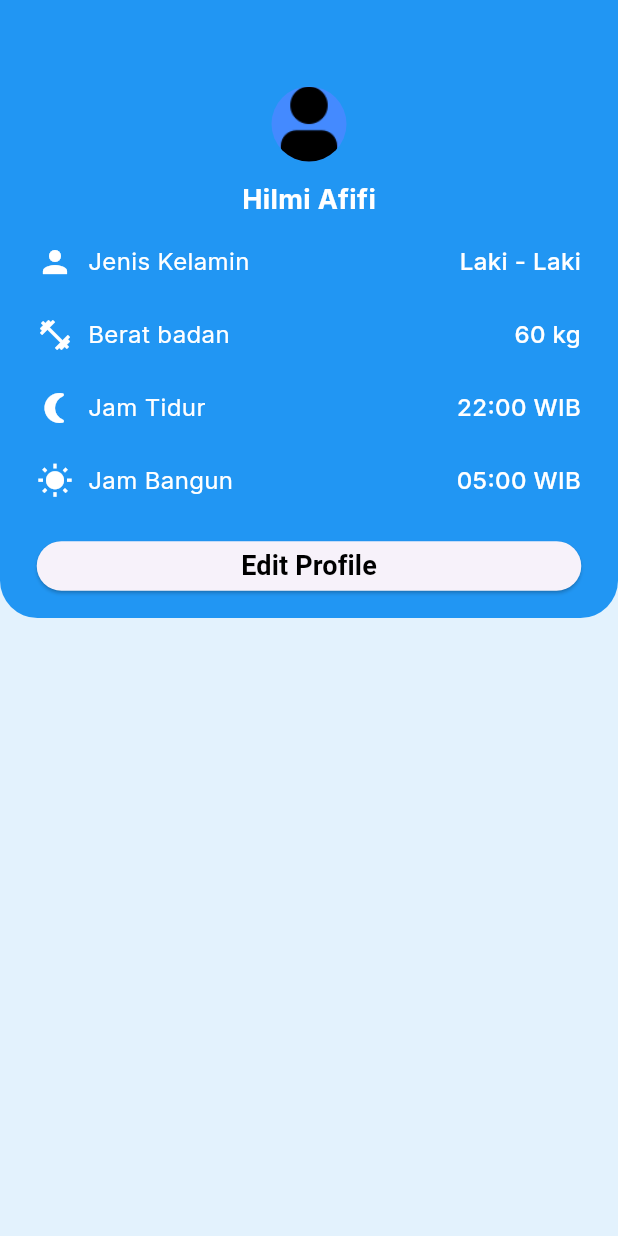
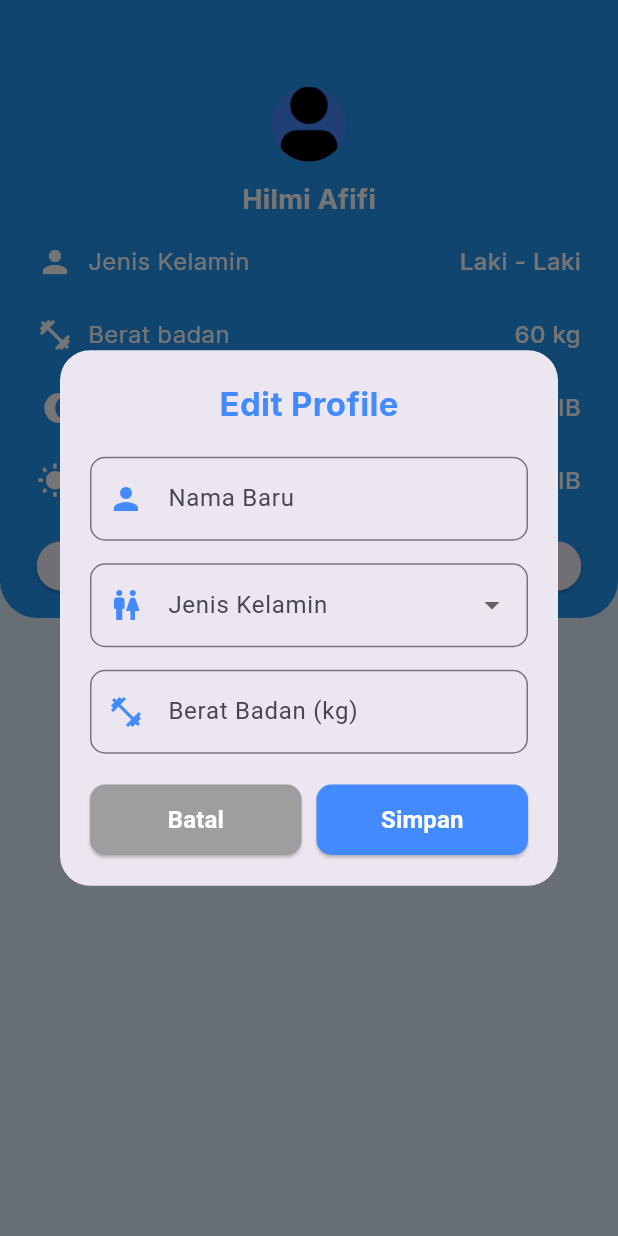
Before and after one commit to rizaldinata/hydrate, a Flutter app: the ProfileScreen screen opened directly, after a tap on "Edit Profile", on a phone screen of 412 x 824 dp. Run offline on Flutter 3.47's test engine with Material 3 defaults, Android fonts, the phone set to English and light mode, and no system bars; our stand-ins replace curved_navigation_bar, dashed_circular_progress_bar, flutter_svg, google_fonts, smooth_page_indicator, sqflite; missing offline and left inert: bottom_picker, water_bottle; accounts and stored records are empty.

Commit message:
menambah editProfile

```diff
--- /dev/null
+++ b/lib/presentation/screens/edit_profile.dart
@@ -0,0 +1,182 @@
+import 'package:flutter/material.dart';
+import 'package:google_fonts/google_fonts.dart';
+
+class EditProfile extends StatefulWidget {
+  const EditProfile({super.key});
+
+  @override
+  State<EditProfile> createState() => _EditProfileState();
+}
+
+class _EditProfileState extends State<EditProfile> {
+  final TextEditingController nameController = TextEditingController();
+  final TextEditingController weightController = TextEditingController();
+  String? selectedGender;
+
+  @override
+  Widget build(BuildContext context) {
+    return Dialog(
+      shape: RoundedRectangleBorder(borderRadius: BorderRadius.circular(20)),
+      child: Container(
+        width: MediaQuery.of(context).size.width * 0.85, // Responsive width
+        padding: const EdgeInsets.all(20),
+        child: Column(
+          mainAxisSize: MainAxisSize.min,
+          children: [
+            // Title
+            Text(
+              'Edit Profile',
+              style: GoogleFonts.inter(
+                fontSize: 22,
+                fontWeight: FontWeight.bold,
+                color: Colors.blueAccent,
+              ),
+            ),
+            const SizedBox(height: 20),
+
+            // Nama
+            _buildTextField(nameController, "Nama Baru", Icons.person),
+
+            const SizedBox(height: 15),
+
+            // Jenis Kelamin (Dropdown)
+            _buildDropdown(),
+
+            const SizedBox(height: 15),
+
+            // Berat Badan
+            _buildTextField(weightController, "Berat Badan (kg)", Icons.fitness_center, isNumber: true),
+
+            const SizedBox(height: 20),
+
+            // Row untuk Tombol Batal & Simpan
+            Row(
+              children: [
+                Expanded(child: _buildButton("Batal", Colors.grey, () => Navigator.pop(context))),
+                const SizedBox(width: 10),
+                Expanded(child: _buildButton("Simpan", Colors.blueAccent, _saveProfile)),
+              ],
+            ),
+          ],
+        ),
+      ),
+    );
+  }
+
+  // Widget untuk input text
+  Widget _buildTextField(TextEditingController controller, String label, IconData icon, {bool isNumber = false}) {
+    return TextField(
+      controller: controller,
+      keyboardType: isNumber ? TextInputType.number : TextInputType.text,
+      decoration: InputDecoration(
+        labelText: label,
+        prefixIcon: Icon(icon, color: Colors.blueAccent),
+        border: OutlineInputBorder(borderRadius: BorderRadius.circular(10)),
+      ),
+    );
+  }
+
+  // Widget Dropdown untuk Jenis Kelamin
+  Widget _buildDropdown() {
+    return DropdownButtonFormField<String>(
+      value: selectedGender,
+      decoration: InputDecoration(
+        labelText: "Jenis Kelamin",
+        prefixIcon: const Icon(Icons.wc, color: Colors.blueAccent),
+        border: OutlineInputBorder(borderRadius: BorderRadius.circular(10)),
+      ),
+      items: ["Laki-laki", "Perempuan"].map((String value) {
+        return DropdownMenuItem<String>(
+          value: value,
+          child: Text(value),
+        );
+      }).toList(),
+      onChanged: (newValue) {
+        setState(() {
+          selectedGender = newValue;
+        });
+      },
+    );
+  }
+
+  // Widget untuk Tombol
+  Widget _buildButton(String text, Color color, VoidCallback onPressed) {
+    return ElevatedButton(
+      onPressed: onPressed,
+      style: ElevatedButton.styleFrom(
+        backgroundColor: color,
+        padding: const EdgeInsets.symmetric(vertical: 12),
+        shape: RoundedRectangleBorder(borderRadius: BorderRadius.circular(10)),
+      ),
+      child: Text(
+        text,
+        style: const TextStyle(fontSize: 16, color: Colors.white, fontWeight: FontWeight.bold),
+      ),
+    );
+  }
+
+  void _saveProfile() {
+  if (nameController.text.isEmpty || selectedGender == null || weightController.text.isEmpty) {
+    _showOverlayError("Harap isi semua data!");
+    return;
+  }
+
+  // Simpan data atau kirim ke backend
+  Navigator.pop(context);
+  _showOverlaySuccess("Profil berhasil diperbarui!");
+}
+
+// Fungsi untuk menampilkan Overlay Error
+void _showOverlayError(String message) {
+  _showOverlay(message, Colors.red);
+}
+
+// Fungsi untuk menampilkan Overlay Sukses
+void _showOverlaySuccess(String message) {
+  _showOverlay(message, Colors.green);
+}
+
+// Fungsi umum untuk menampilkan overlay
+void _showOverlay(String message, Color color) {
+  showGeneralDialog(
+    context: context,
+    barrierDismissible: true,
+    barrierLabel: "Overlay",
+    transitionDuration: const Duration(milliseconds: 300),
+    pageBuilder: (context, anim1, anim2) {
+      Future.delayed(const Duration(seconds: 3), () {
+        if (Navigator.canPop(context)) {
+          Navigator.pop(context);
+        }
+      });
+
+      return Align(
+        alignment: Alignment.topCenter,
+        child: Material(
+          color: Colors.transparent,
+          child: Container(
+            margin: const EdgeInsets.only(top: 50),
+            padding: const EdgeInsets.all(12),
+            decoration: BoxDecoration(
+              color: color,
+              borderRadius: BorderRadius.circular(10),
+            ),
+            child: Text(
+              message,
+              style: const TextStyle(color: Colors.white, fontSize: 16, fontWeight: FontWeight.bold),
+            ),
+          ),
+        ),
+      );
+    },
+    transitionBuilder: (context, anim1, anim2, child) {
+      return SlideTransition(
+        position: Tween<Offset>(begin: const Offset(0, -1), end: Offset.zero)
+            .animate(CurvedAnimation(parent: anim1, curve: Curves.easeOut)),
+        child: child,
+      );
+    },
+  );
+}
+
+}
--- a/lib/presentation/screens/profile_screen.dart
+++ b/lib/presentation/screens/profile_screen.dart
@@ -1,5 +1,6 @@
 import 'package:flutter/material.dart';
 import 'package:google_fonts/google_fonts.dart';
+import 'package:hydrate/presentation/screens/edit_profile.dart';
 import 'package:hydrate/presentation/widgets/navigation.dart';
 
 class ProfileScreen extends StatefulWidget {
@@ -10,6 +11,12 @@ class ProfileScreen extends StatefulWidget {
 }
 
 class _ProfileScreenState extends State<ProfileScreen> {
+
+  // function editprofile
+  Future<void> _showEditProfile(BuildContext context) async {
+    await showDialog(context: context, builder: (context) => const EditProfile(),);
+  }
+
   @override
   Widget build(BuildContext context) {
     double screenWidth = MediaQuery.of(context).size.width;
@@ -57,28 +64,6 @@ class _ProfileScreenState extends State<ProfileScreen> {
                           ),
                         ),
 
-                        // Padding(
-                        //   padding: EdgeInsets.symmetric(
-                        //       vertical: screenHeight * 0.02),
-                        //   child: Center(
-                        //     child: ClipRRect(
-                        //       // Memotong child agar sesuai dengan borderRadius
-                        //       borderRadius: BorderRadius.circular(1000),
-                        //       child: Container(
-                        //         height: 60,
-                        //         width: 60,
-                        //         decoration: BoxDecoration(
-                        //           color: Colors.blueGrey,
-                        //           borderRadius: BorderRadius.circular(1000),
-                        //         ),
-                        //         child: Icon(Icons.person,
-                        //             color: Colors.white,
-                        //             size: 40), // Sesuaikan ukuran icon
-                        //       ),
-                        //     ),
-                        //   ),
-                        // ),
-
                         Transform.translate(
                           offset: Offset(0, screenHeight * -0.005),
                           child: Center(
@@ -109,7 +94,7 @@ class _ProfileScreenState extends State<ProfileScreen> {
                         Padding(
                           padding: const EdgeInsets.symmetric(horizontal: 8.0),
                           child: ElevatedButton(
-                              onPressed: () {},
+                              onPressed: () => _showEditProfile(context),
                               style: ElevatedButton.styleFrom(
                                   shape: RoundedRectangleBorder(
                                     borderRadius: BorderRadius.circular(25),
--- a/pubspec.yaml
+++ b/pubspec.yaml
@@ -71,7 +71,7 @@ flutter:
 
   assets:
     - assets/images/
-    # - assets/images/wat.svg
+    - assets/images/glass.svg
     - assets/images/navigasi/
 
   # To add assets to your application, add an assets section, like this:
```
Also changed, not shown: assets/images/glass.svg (added), 4 other files.
